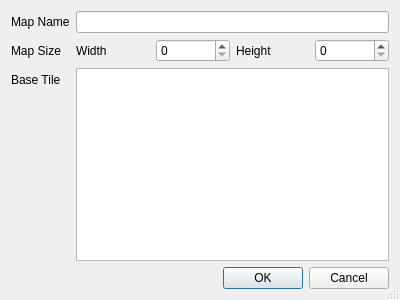
Above: hexmap_qt/hexmap_widgets/dialogs/new_map_dialog.ui from mflagel/asdf_multiplat before the change. Below: the same form after it.
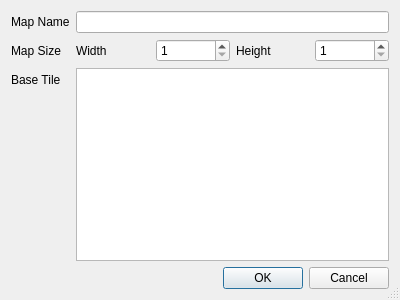
That is the form after the change.

Commit message: changed min/max of spinners to 1/999 (instead of 0/99)

What changed in the file:
```diff
--- a/hexmap_qt/hexmap_widgets/dialogs/new_map_dialog.ui
+++ b/hexmap_qt/hexmap_widgets/dialogs/new_map_dialog.ui
@@ -62,6 +62,12 @@
            <verstretch>0</verstretch>
           </sizepolicy>
          </property>
+         <property name="minimum">
+          <number>1</number>
+         </property>
+         <property name="maximum">
+          <number>999</number>
+         </property>
         </widget>
        </item>
        <item>
@@ -85,6 +91,12 @@
            <verstretch>0</verstretch>
           </sizepolicy>
          </property>
+         <property name="minimum">
+          <number>1</number>
+         </property>
+         <property name="maximum">
+          <number>9</number>
+         </property>
         </widget>
        </item>
       </layout>
```
Left out of the diff: 2 changed lines with no effect on the pictures.
